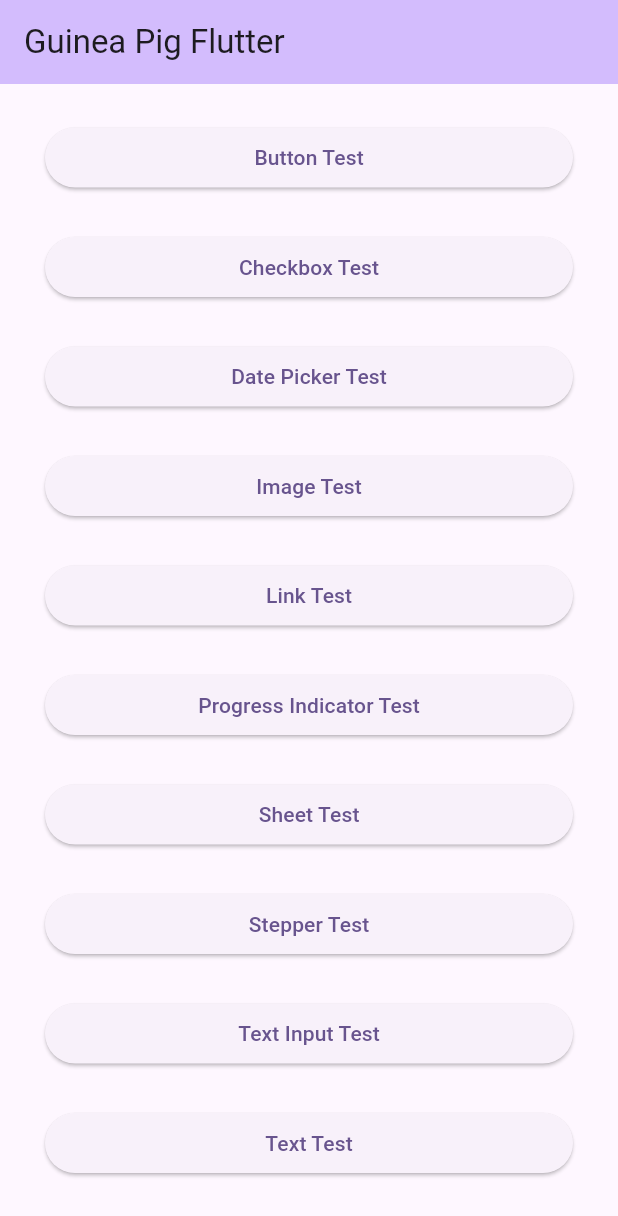
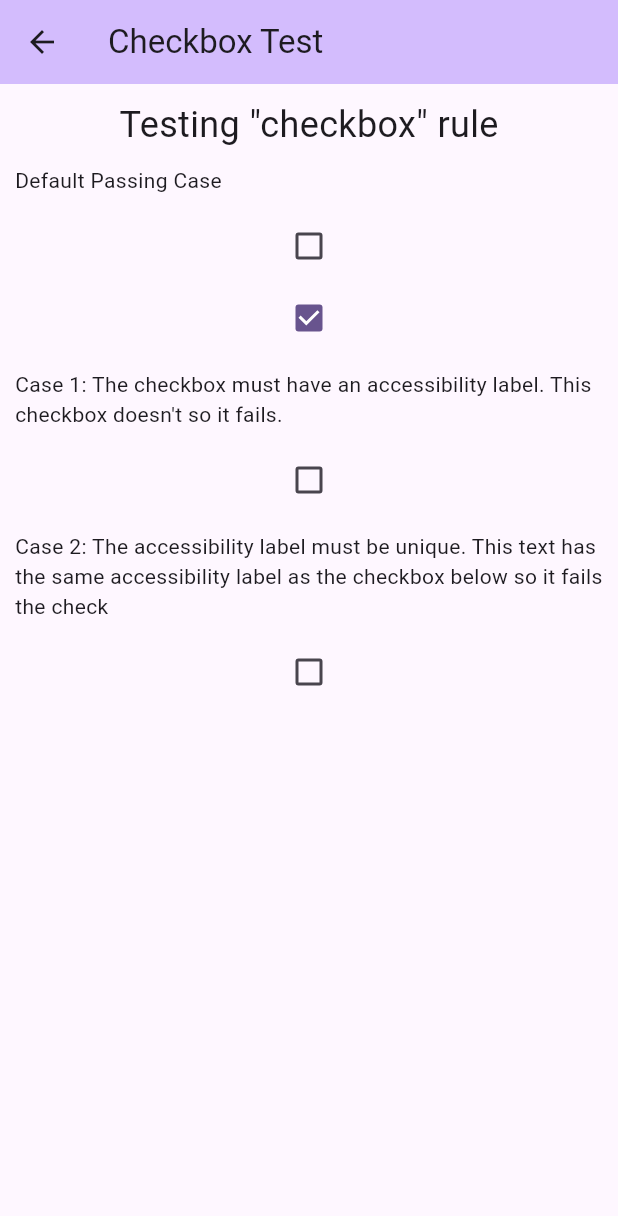
Before and after one commit to test-party/guinea_pig_flutter, a Flutter app: the screen it shows after launch, after a tap on "Checkbox Test", on a phone screen of 412 x 824 dp. Shown: the top 1216 px of the screen. Run offline on Flutter 3.47's test engine with Material 3 defaults, Android fonts, the phone set to English and light mode, and no system bars.

Commit message:
button and checkbox

```diff
--- a/lib/main.dart
+++ b/lib/main.dart
@@ -1,4 +1,6 @@
 import 'package:flutter/material.dart';
+import 'src/button.dart';
+import 'src/checkbox.dart';
 
 void main() {
   runApp(const MyApp());
@@ -29,13 +31,17 @@ class MainPage extends StatefulWidget {
 class _MainPageState extends State<MainPage> {
   // Placeholder functions for button clicks
   void _onOpenButtonScreenClicked() {
-    // Navigate to Button Test screen when implemented
-    debugPrint('Button Test clicked');
+    Navigator.push(
+      context,
+      MaterialPageRoute(builder: (context) => const ButtonScreen()),
+    );
   }
 
   void _onOpenCheckboxScreenClicked() {
-    // Navigate to Checkbox Test screen when implemented
-    debugPrint('Checkbox Test clicked');
+    Navigator.push(
+      context,
+      MaterialPageRoute(builder: (context) => const CheckboxScreen()),
+    );
   }
 
   void _onOpenDatePickerScreenClicked() {
--- /dev/null
+++ b/lib/src/checkbox.dart
@@ -0,0 +1,129 @@
+import 'package:flutter/material.dart';
+
+class CheckboxScreen extends StatefulWidget {
+  const CheckboxScreen({super.key});
+
+  @override
+  State<CheckboxScreen> createState() => _CheckboxScreenState();
+}
+
+class _CheckboxScreenState extends State<CheckboxScreen> {
+  bool isChecked = false;
+  bool isUnchecked = true;
+
+  @override
+  Widget build(BuildContext context) {
+    return Scaffold(
+      appBar: AppBar(
+        backgroundColor: Theme.of(context).colorScheme.inversePrimary,
+        title: const Text('Checkbox Test'),
+      ),
+      body: Container(
+        color: Theme.of(context).scaffoldBackgroundColor,
+        child: Column(
+          crossAxisAlignment: CrossAxisAlignment.start,
+          children: [
+            Container(
+              width: double.infinity,
+              margin: const EdgeInsets.symmetric(vertical: 10),
+              child: const Center(
+                child: Text(
+                  'Testing "checkbox" rule',
+                  style: TextStyle(fontSize: 24),
+                ),
+              ),
+            ),
+            const Padding(
+              padding: EdgeInsets.symmetric(horizontal: 10),
+              child: Text('Default Passing Case'),
+            ),
+            Center(
+              child: Padding(
+                padding: const EdgeInsets.symmetric(vertical: 10),
+                child: Column(
+                  children: [
+                    Row(
+                      mainAxisSize: MainAxisSize.min,
+                      children: [
+                        Semantics(
+                          label: 'A valid checkbox',
+                          child: Checkbox(
+                            value: isChecked,
+                            onChanged: (bool? value) {
+                              setState(() {
+                                isChecked = value!;
+                              });
+                            },
+                          ),
+                        ),
+                      ],
+                    ),
+                    Row(
+                      mainAxisSize: MainAxisSize.min,
+                      children: [
+                        Semantics(
+                          label: 'A valid unchecked checkbox',
+                          child: Checkbox(
+                            value: isUnchecked,
+                            onChanged: (bool? value) {
+                              setState(() {
+                                isUnchecked = value!;
+                              });
+                            },
+                          ),
+                        ),
+                      ],
+                    ),
+                  ],
+                ),
+              ),
+            ),
+            const Padding(
+              padding: EdgeInsets.symmetric(horizontal: 10),
+              child: Text(
+                'Case 1: The checkbox must have an accessibility label. This checkbox doesn\'t so it fails.',
+                semanticsLabel: 'I fail due to no label',
+              ),
+            ),
+            Center(
+              child: Padding(
+                padding: const EdgeInsets.symmetric(vertical: 10),
+                child: Checkbox(
+                  value: isChecked,
+                  onChanged: (bool? value) {
+                    setState(() {
+                      isChecked = value!;
+                    });
+                  },
+                ),
+              ),
+            ),
+            const Padding(
+              padding: EdgeInsets.symmetric(horizontal: 10),
+              child: Text(
+                'Case 2: The accessibility label must be unique. This text has the same accessibility label as the checkbox below so it fails the check',
+                semanticsLabel: 'I fail due to duplicate label',
+              ),
+            ),
+            Center(
+              child: Padding(
+                padding: const EdgeInsets.symmetric(vertical: 10),
+                child: Semantics(
+                  label: 'I fail due to duplicate label',
+                  child: Checkbox(
+                    value: isChecked,
+                    onChanged: (bool? value) {
+                      setState(() {
+                        isChecked = value!;
+                      });
+                    },
+                  ),
+                ),
+              ),
+            ),
+          ],
+        ),
+      ),
+    );
+  }
+}
```
Also changed, not shown: lib/src/button.dart (added, +74 -0 lines).
